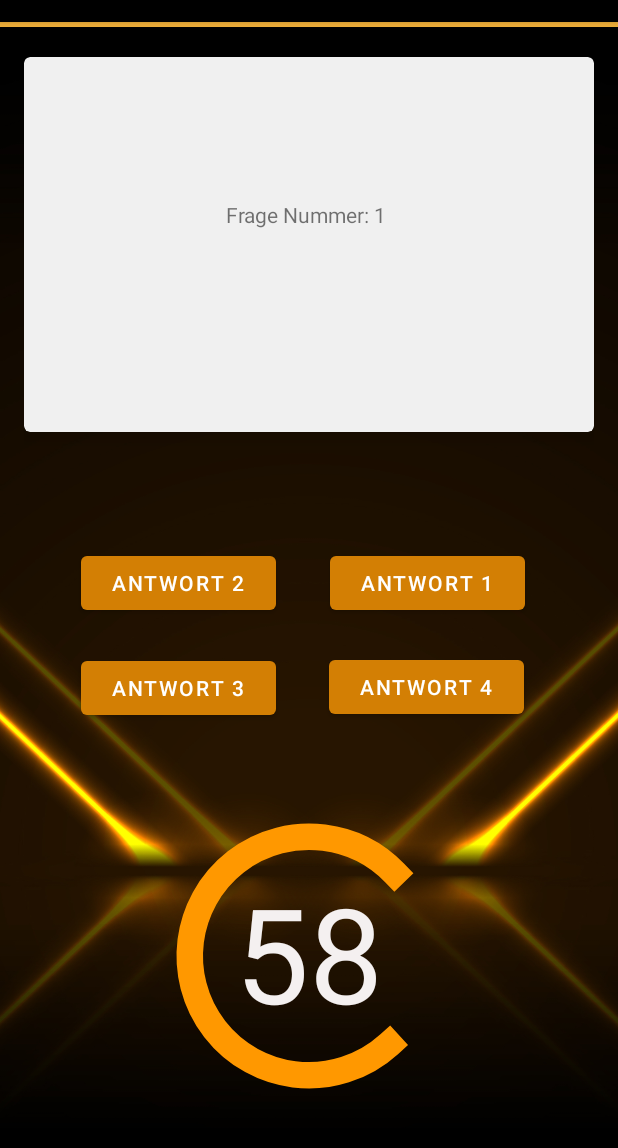
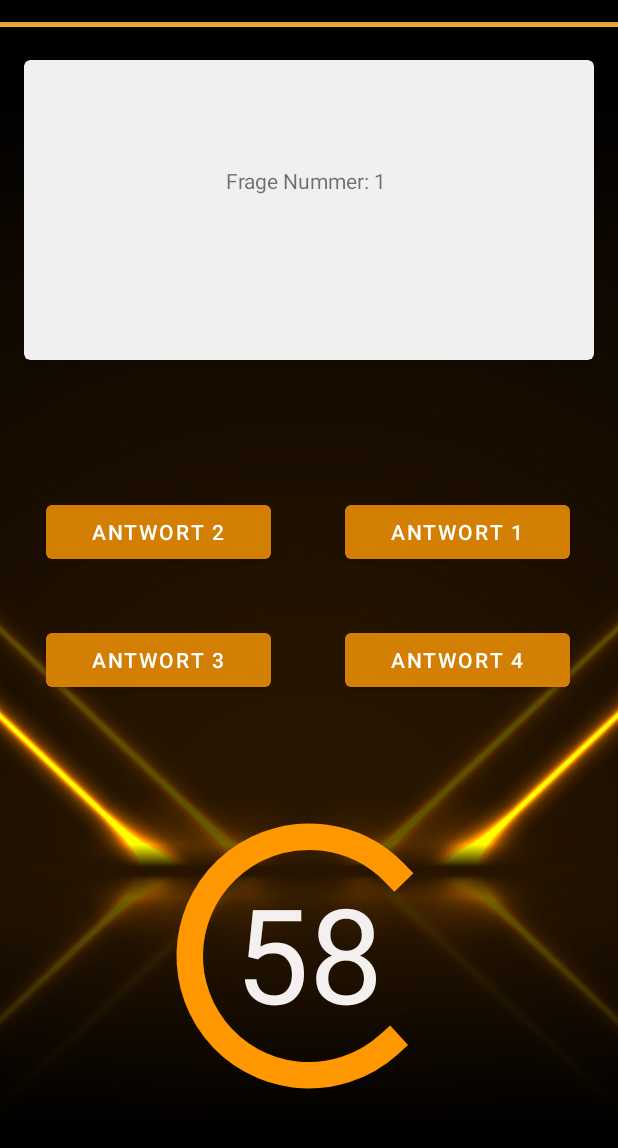
Before and after one commit to DavoudTavakol/TiM-Quizduell, an Android app: the QuestionActivity screen opened directly, with no data from a screen before it, on a phone screen of 412 x 824 dp, the part 62-1210 px from its top. Run offline under Robolectric (Android 15) with nearby library versions, the phone set to English and light mode, and no system bars; libraries missing offline, so code that uses them is left out: com.fasterxml.jackson, me.zhanghai.android; plain views replace MaterialProgressBar; 8 statements that could not run were skipped.

Commit message:
small changes in comments and layout

```diff
--- a/quiz-frontend/app/src/main/AndroidManifest.xml
+++ b/quiz-frontend/app/src/main/AndroidManifest.xml
@@ -14,7 +14,7 @@
 
 
         <activity
-            android:name=".LastActivity"
+            android:name=".MainActivity"
             android:exported="true">
             <intent-filter>
                 <action android:name="android.intent.action.MAIN" />
@@ -22,7 +22,7 @@
                 <category android:name="android.intent.category.LAUNCHER" />
             </intent-filter>
         </activity>
-        <activity android:name=".MainActivity"/>
+        <activity android:name=".LastActivity"/>
         <activity android:name=".HighscoreActivity"/>
         <activity android:name=".QuestionActivity" />
         <activity android:name=".CategoriesActivity"/>
--- a/quiz-frontend/app/src/main/res/layout/highscore_screen.xml
+++ b/quiz-frontend/app/src/main/res/layout/highscore_screen.xml
@@ -62,7 +62,7 @@ tools:context=".LastActivity">
             android:layout_gravity="center"
             android:layout_marginTop="25dp"
             android:layout_marginBottom="25dp"
-            android:background="@color/black">
+            android:backgroundTint="@color/black">
 
             <TableRow>
                 <TextView
--- a/quiz-frontend/app/src/main/res/layout/questions_activity.xml
+++ b/quiz-frontend/app/src/main/res/layout/questions_activity.xml
@@ -46,67 +46,67 @@
             android:layout_width="match_parent"
             android:layout_height="match_parent">
 
+
             <Button
                 android:id="@+id/answer4"
-                android:layout_width="130dp"
+                android:layout_width="150dp"
                 android:layout_height="wrap_content"
                 android:layout_columnWeight="0.5"
                 android:layout_gravity="center"
                 android:text="Antwort 4"
                 app:layout_constraintBottom_toBottomOf="parent"
                 app:layout_constraintEnd_toEndOf="parent"
-                app:layout_constraintHorizontal_bias="0.813"
+                app:layout_constraintHorizontal_bias="0.93"
                 app:layout_constraintStart_toStartOf="parent"
                 app:layout_constraintTop_toTopOf="parent"
-                app:layout_constraintVertical_bias="0.58000004" />
-
+                app:layout_constraintVertical_bias="0.555" />
 
             <Button
                 android:id="@+id/answer1"
-                android:layout_width="130dp"
+                android:layout_width="150dp"
                 android:layout_height="wrap_content"
                 android:layout_columnWeight="0.5"
                 android:layout_gravity="center"
                 android:text="Antwort 1"
                 app:layout_constraintBottom_toBottomOf="parent"
                 app:layout_constraintEnd_toEndOf="parent"
-                app:layout_constraintHorizontal_bias="0.815"
+                app:layout_constraintHorizontal_bias="0.93"
                 app:layout_constraintStart_toStartOf="parent"
                 app:layout_constraintTop_toTopOf="parent"
-                app:layout_constraintVertical_bias="0.483" />
+                app:layout_constraintVertical_bias="0.436" />
 
             <Button
                 android:id="@+id/answer2"
-                android:layout_width="130dp"
+                android:layout_width="150dp"
                 android:layout_height="wrap_content"
                 android:layout_columnWeight="0.5"
                 android:layout_gravity="center"
                 android:text="Antwort 2"
                 app:layout_constraintBottom_toBottomOf="parent"
                 app:layout_constraintEnd_toEndOf="parent"
-                app:layout_constraintHorizontal_bias="0.152"
+                app:layout_constraintHorizontal_bias="0.065"
                 app:layout_constraintStart_toStartOf="parent"
                 app:layout_constraintTop_toTopOf="parent"
-                app:layout_constraintVertical_bias="0.483" />
+                app:layout_constraintVertical_bias="0.436" />
 
             <Button
                 android:id="@+id/answer3"
-                android:layout_width="130dp"
+                android:layout_width="150dp"
                 android:layout_height="wrap_content"
                 android:layout_columnWeight="0.5"
                 android:layout_gravity="center"
                 android:text="Antwort 3"
                 app:layout_constraintBottom_toBottomOf="parent"
                 app:layout_constraintEnd_toEndOf="parent"
-                app:layout_constraintHorizontal_bias="0.151"
+                app:layout_constraintHorizontal_bias="0.065"
                 app:layout_constraintStart_toStartOf="parent"
                 app:layout_constraintTop_toTopOf="parent"
-                app:layout_constraintVertical_bias="0.581" />
+                app:layout_constraintVertical_bias="0.555" />
 
             <com.google.android.material.card.MaterialCardView
                 android:id="@+id/card"
                 android:layout_width="match_parent"
-                android:layout_height="250dp"
+                android:layout_height="200dp"
                 app:layout_constraintBottom_toBottomOf="parent"
                 app:layout_constraintEnd_toEndOf="parent"
                 app:layout_constraintStart_toStartOf="parent"
```
Also changed, not shown: quiz-frontend/app/src/main/java/de/mmapp/quiz_frontend/LastActivity.kt (+22 -30 lines).
